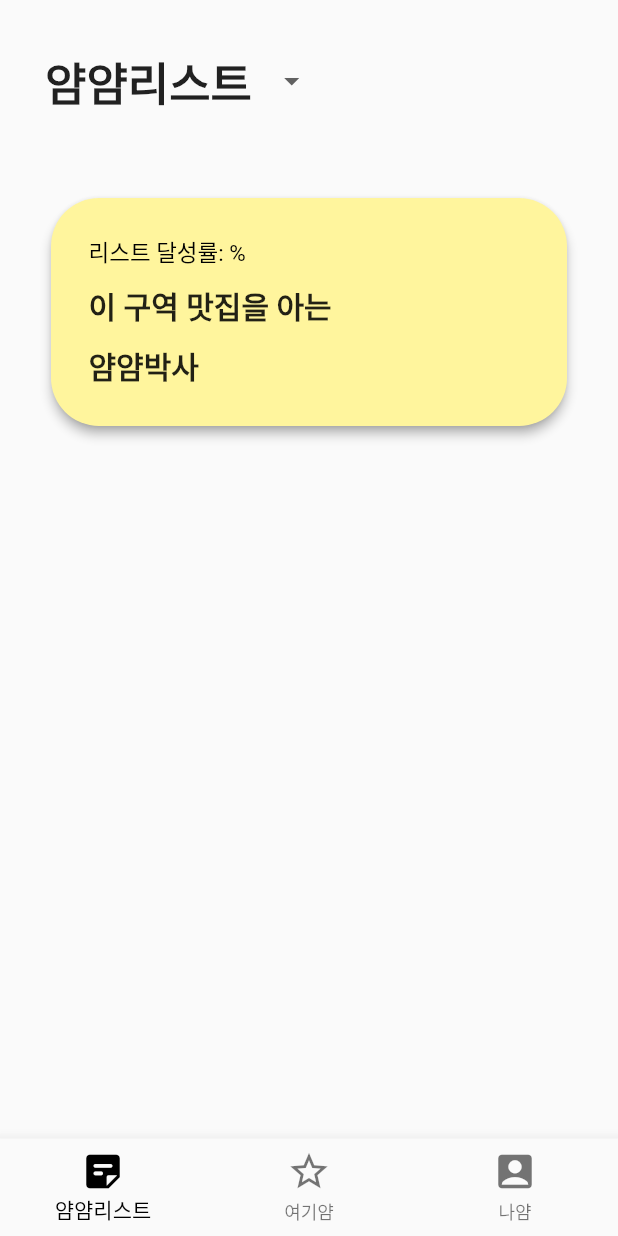
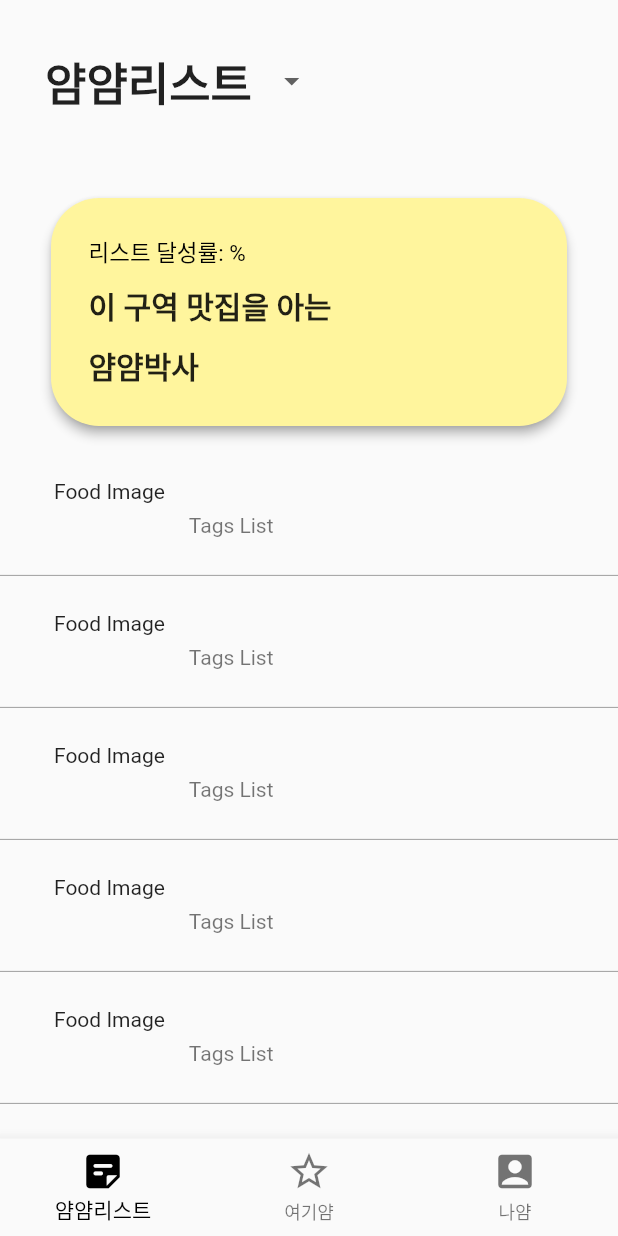
Before and after one commit to dcide6/mucketList_ui, a Flutter app: the screen it shows after launch, on a phone screen of 412 x 824 dp. Run offline on Flutter 3.47's test engine with Material 2 defaults, Android fonts, the phone set to English and light mode, and no system bars; our stand-ins replace get.

Commit message:
MyList DraggleScroll

```diff
--- a/lib/screens/list_screen.dart
+++ b/lib/screens/list_screen.dart
@@ -14,7 +14,10 @@ class _ListScreenState extends State<ListScreen> {
   Widget build(BuildContext context) {
     return SafeArea(
       child: Scaffold(
-        body: Container(
+        body: Stack(children: [
+          Container(
+            height: size.height * 0.36,
+            width: size.width,
             child: Column(
               crossAxisAlignment: CrossAxisAlignment.start,
               children: [
@@ -23,6 +26,37 @@ class _ListScreenState extends State<ListScreen> {
               ],
             ),
           ),
+          DraggableScrollableSheet(
+            initialChildSize: 0.6,
+            minChildSize: 0.3,
+            maxChildSize: 0.85,
+            builder: (BuildContext context, myScrollController) {
+              return ClipRRect(
+                child: Container(
+                  child: ListView.separated(
+                    itemBuilder: (context, index) {
+                      return Padding(
+                        padding: const EdgeInsets.symmetric(horizontal: 20.0),
+                        child: ListTile(
+                          onTap: () {},
+                          leading: Text("Food Image"),
+                          subtitle: Text("Tags List"),
+                        ),
+                      );
+                    },
+                    separatorBuilder: (context, index) {
+                      return Divider(
+                        color: Colors.grey,
+                      );
+                    },
+                    itemCount: 30,
+                    controller: myScrollController,
+                  ),
+                ),
+              );
+            },
+          )
+        ]),
       ),
     );
   }
```
Lines whose indentation alone changed are shown as unchanged.
